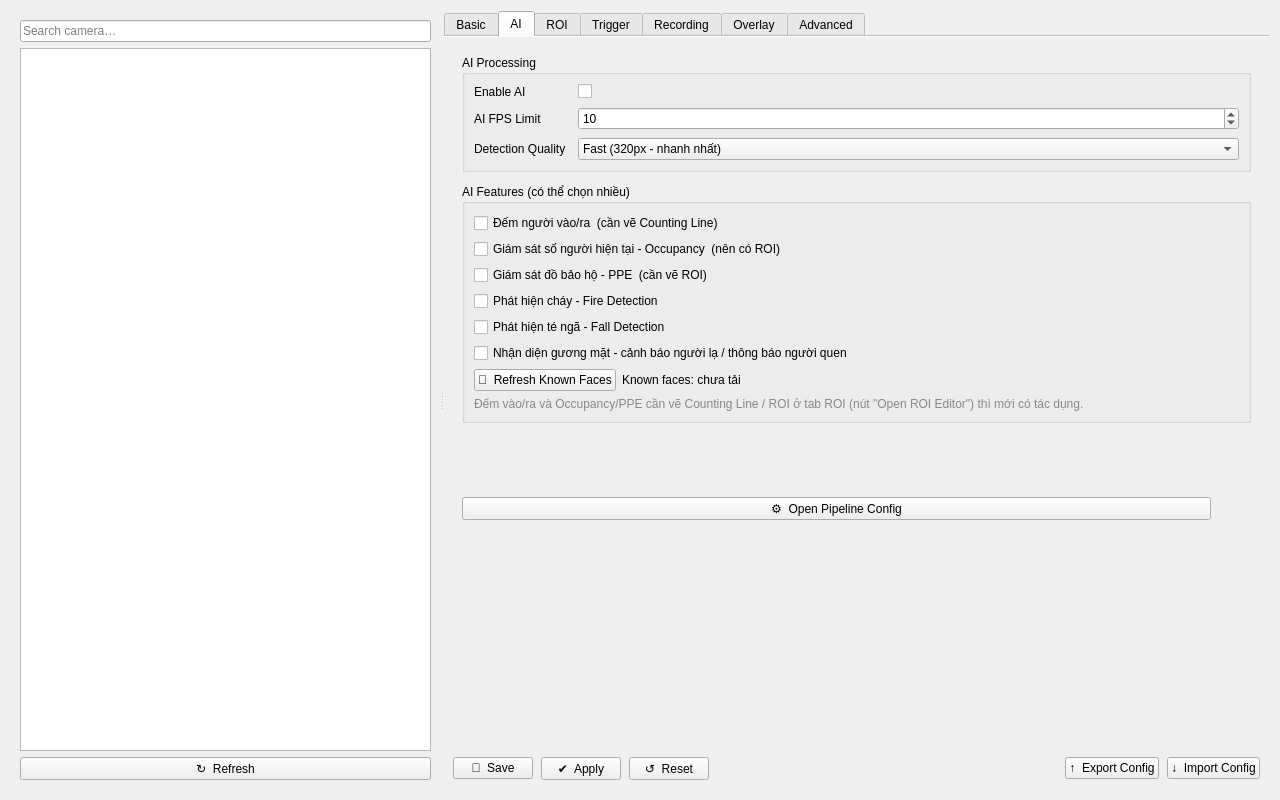
First picture: the form in ui/camera_config_page.ui, repository ADPL-190400/APP_CAMERA_FULL_OPTIONS, before the edit.
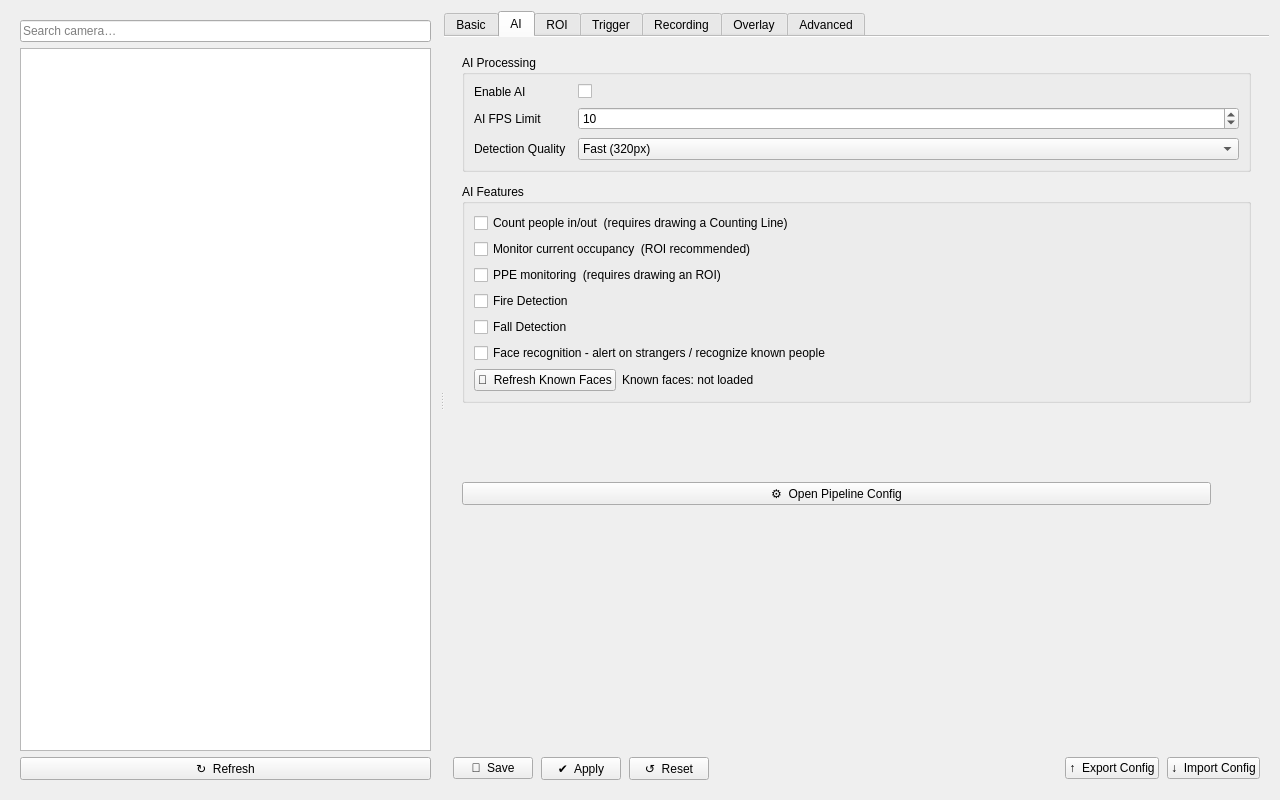
Second picture: the form after the edit. The open tabs and pages were chosen to show the change.

Commit message: Sync SG9 face app update, fix attendance bugs, add AI settings

Patch:
```diff
--- a/ui/camera_config_page.ui
+++ b/ui/camera_config_page.ui
@@ -590,8 +590,8 @@
                <rect>
                 <x>0</x>
                 <y>0</y>
-                <width>803</width>
-                <height>700</height>
+                <width>510</width>
+                <height>467</height>
                </rect>
               </property>
               <layout class="QVBoxLayout" name="layout_ai_scroll">
@@ -664,7 +664,7 @@
                     </property>
                     <item>
                      <property name="text">
-                      <string>Fast (320px - nhanh nhất)</string>
+                      <string>Fast (320px)</string>
                      </property>
                     </item>
                     <item>
@@ -685,7 +685,7 @@
                <item>
                 <widget class="QGroupBox" name="group_ai_features">
                  <property name="title">
-                  <string>AI Features (có thể chọn nhiều)</string>
+                  <string>AI Features</string>
                  </property>
                  <layout class="QVBoxLayout" name="layout_ai_features">
                   <property name="spacing">
@@ -697,42 +697,42 @@
                   <item>
                    <widget class="QCheckBox" name="check_enable_counting">
                     <property name="text">
-                     <string>Đếm người vào/ra  (cần vẽ Counting Line)</string>
+                     <string>Count people in/out  (requires drawing a Counting Line)</string>
                     </property>
                    </widget>
                   </item>
                   <item>
                    <widget class="QCheckBox" name="check_enable_occupancy">
                     <property name="text">
-                     <string>Giám sát số người hiện tại - Occupancy  (nên có ROI)</string>
+                     <string>Monitor current occupancy  (ROI recommended)</string>
                     </property>
                    </widget>
                   </item>
                   <item>
                    <widget class="QCheckBox" name="check_enable_ppe">
                     <property name="text">
-                     <string>Giám sát đồ bảo hộ - PPE  (cần vẽ ROI)</string>
+                     <string>PPE monitoring  (requires drawing an ROI)</string>
                     </property>
                    </widget>
                   </item>
                   <item>
                    <widget class="QCheckBox" name="check_enable_fire">
                     <property name="text">
-                     <string>Phát hiện cháy - Fire Detection</string>
+                     <string>Fire Detection</string>
                     </property>
                    </widget>
                   </item>
                   <item>
                    <widget class="QCheckBox" name="check_enable_fall">
                     <property name="text">
-                     <string>Phát hiện té ngã - Fall Detection</string>
+                     <string>Fall Detection</string>
                     </property>
                    </widget>
                   </item>
                   <item>
                    <widget class="QCheckBox" name="check_enable_face_recognition">
                     <property name="text">
-                     <string>Nhận diện gương mặt - cảnh báo người lạ / thông báo người quen</string>
+                     <string>Face recognition - alert on strangers / recognize known people</string>
                     </property>
                    </widget>
                   </item>
@@ -748,7 +748,7 @@
                     <item>
                      <widget class="QLabel" name="lbl_known_faces_status">
                       <property name="text">
-                       <string>Known faces: chưa tải</string>
+                       <string>Known faces: not loaded</string>
                       </property>
                      </widget>
                     </item>
@@ -767,19 +767,6 @@
                     </item>
                    </layout>
                   </item>
-                  <item>
-                   <widget class="QLabel" name="lbl_ai_feature_hint">
-                    <property name="text">
-                     <string>Đếm vào/ra và Occupancy/PPE cần vẽ Counting Line / ROI ở tab ROI (nút "Open ROI Editor") thì mới có tác dụng.</string>
-                    </property>
-                    <property name="wordWrap">
-                     <bool>true</bool>
-                    </property>
-                    <property name="styleSheet">
-                     <string>color: #888888;</string>
-                    </property>
-                   </widget>
-                  </item>
                  </layout>
                 </widget>
                </item>
```
Left out of the diff: 155 changed lines with no effect on the pictures. The commit also changes 115 other files.
